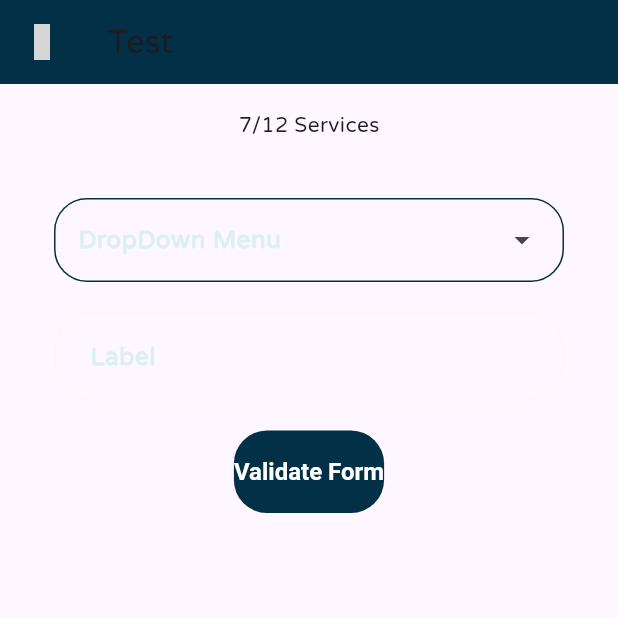
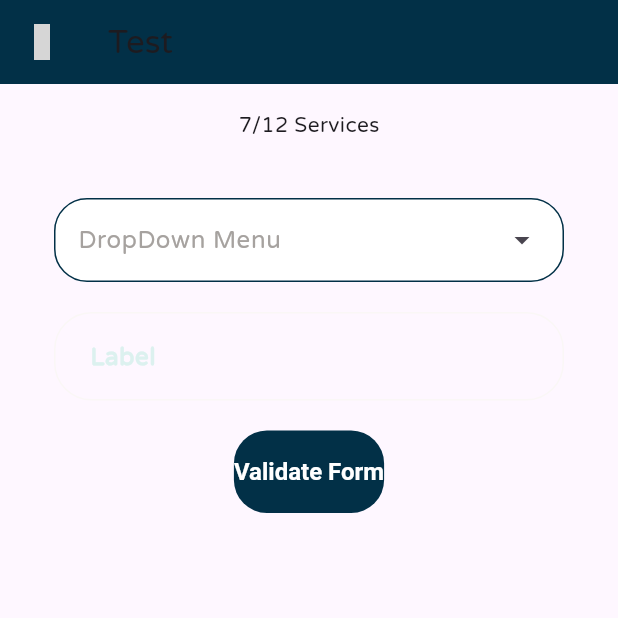
Before and after one commit to Dhanraj-Awatade/landServ_flutter_app, a Flutter app: the screen it shows after launch, after a tap on "7/12 Services", on a phone screen of 412 x 824 dp, the top half of it. Run offline on Flutter 3.47's test engine with Material 3 defaults, Android fonts, the phone set to English and light mode, and no system bars; our stand-ins replace get, google_nav_bar, iconsax, lucide_icons; grey boxes are pictures that could not be loaded.

Commit message:
Finalized HomeScreen UI

```diff
--- a/lib/app.dart
+++ b/lib/app.dart
@@ -1,22 +1,21 @@
 import 'package:flutter/material.dart';
-import 'package:flutter/services.dart';
 import 'package:mahareal_flutter_app/components/navigator.dart';
-import 'package:mahareal_flutter_app/configs/constants/colors.dart';
 import 'package:mahareal_flutter_app/configs/constants/routes.dart';
-// import 'package:mahareal_flutter_app/pages/login_page.dart';
 import 'package:mahareal_flutter_app/theme/main_theme.dart';
+// import 'package:provider/provider.dart';
 
 class App extends StatelessWidget {
   const App({super.key});
 
   @override
   Widget build(BuildContext context) {
-    SystemChrome.setSystemUIOverlayStyle(SystemUiOverlayStyle(
-        statusBarColor: Colors.transparent,
-        systemStatusBarContrastEnforced: true));
-    return MaterialApp(
+    return
+        // MultiProvider(
+        // providers: [],
+        // child:
+        MaterialApp(
       title: 'MahaReal',
-      themeMode: ThemeMode.system,
+      themeMode: ThemeMode.light,
       theme: MainTheme.lightTheme,
       darkTheme: MainTheme.darkTheme,
       debugShowCheckedModeBanner: false,
@@ -24,6 +23,7 @@ class App extends StatelessWidget {
       home: MyNavBar(), //LoginPage(),
       // routes: MyRoutes.allRoutes,
       onGenerateRoute: (settings) => MyRoutes.allRoutes(settings),
+      // ),
     );
   }
 }
--- a/lib/components/HomePage/homepage_categories.dart
+++ /dev/null
@@ -1,60 +0,0 @@
-import 'package:flutter/material.dart';
-import 'package:mahareal_flutter_app/configs/constants/colors.dart';
-
-class HomepageCategory extends StatelessWidget {
-  final String imageAsset;
-  final String title;
-  // final bool isSelected=index==currentIndex ;
-  final int index;
-  final int currentIndex;
-  final Function setIndex;
-
-  const HomepageCategory({
-    super.key,
-    required this.imageAsset,
-    required this.title,
-    // required this.isSelected,
-    required this.index,
-    required this.currentIndex,
-    required this.setIndex,
-  });
-
-  @override
-  Widget build(BuildContext context) {
-    bool isSelected = index == currentIndex;
-
-    return GestureDetector(
-      onTap: () => setIndex(index),
-      child: Column(
-        children: [
-          Container(
-            decoration: BoxDecoration(
-              color: isSelected ? MyColors.primary : MyColors.lightContainer,
-              borderRadius: BorderRadius.circular(18),
-            ),
-            padding: const EdgeInsets.all(16),
-            height: 60,
-            width: 60,
-            child: Image.asset(
-              fit: BoxFit.contain,
-              semanticLabel: title,
-              imageAsset,
-            ),
-          ),
-          const SizedBox(
-            height: 10,
-          ),
-          Text(
-            title,
-            style: TextStyle(
-              color: isSelected ? MyColors.primary : MyColors.textWhite,
-              shadows: [Shadow(blurRadius: isSelected ? 2 : 0,)],
-              fontWeight: isSelected ? FontWeight.bold : FontWeight.normal,
-            ),
-            textAlign: TextAlign.center,
-          )
-        ],
-      ),
-    );
-  }
-}
--- /dev/null
+++ b/lib/components/HomePage/main_service_button.dart
@@ -0,0 +1,62 @@
+import 'package:flutter/material.dart';
+import 'package:mahareal_flutter_app/configs/constants/colors.dart';
+import 'package:mahareal_flutter_app/configs/constants/sizes.dart';
+
+class MainServiceButton extends StatelessWidget {
+  final String imageAsset;
+  final String title;
+  final int index;
+  final int currentIndex;
+  final Function setIndex;
+
+  const MainServiceButton({
+    super.key,
+    required this.imageAsset,
+    required this.title,
+    required this.index,
+    required this.currentIndex,
+    required this.setIndex,
+  });
+
+  @override
+  Widget build(BuildContext context) {
+    final isSelected = index == currentIndex;
+
+    return Column(
+      children: [
+        OutlinedButton(
+          style: OutlinedButton.styleFrom(
+            iconSize: CustomSizes.categoryButtonIconSize,
+            fixedSize: Size.square(CustomSizes.categoryButtonSize),
+            backgroundColor: isSelected ? MyColors.tertiary : MyColors.lightContainer,
+            padding: CustomSizes.safetyPadding,
+            side: BorderSide(
+              color: isSelected ? MyColors.textSecondary : MyColors.textWhite,
+              width: CustomSizes.smallBorderWidth,
+            ),
+          ),
+          onPressed: () => setIndex(index),
+          child: Image.asset(
+            fit: BoxFit.contain,
+            semanticLabel: title,
+            imageAsset,
+          ),
+        ),
+        const SizedBox(
+          height: 10,
+        ),
+        Text(
+          title,
+          maxLines: 2,
+          textAlign: TextAlign.justify,
+          overflow: TextOverflow.ellipsis,
+          style: TextStyle(
+            fontSize: CustomSizes.smallFont,
+            color: isSelected ? MyColors.textSecondary : MyColors.textWhite,
+            fontWeight: FontWeight.bold,
+          ),
+        ),
+      ],
+    );
+  }
+}
--- /dev/null
+++ b/lib/components/HomePage/profile_button.dart
@@ -0,0 +1,18 @@
+import 'package:flutter/material.dart';
+import 'package:mahareal_flutter_app/configs/constants/colors.dart';
+import 'package:mahareal_flutter_app/configs/constants/sizes.dart';
+import 'package:iconsax/iconsax.dart';
+
+FloatingActionButton profileButton(BuildContext context) => FloatingActionButton(
+      onPressed: () => {Navigator.pushNamed(context, '/profile')},
+      tooltip: "Profile",
+      shape: CircleBorder(
+        side: BorderSide(
+          width: CustomSizes.defaultBorderWidth,
+          color: MyColors.secondary,
+        ),
+      ),
+      backgroundColor: MyColors.lightTransluscent,
+      foregroundColor: MyColors.primary,
+      child: const Icon(Iconsax.user),
+    );
--- /dev/null
+++ b/lib/components/HomePage/search_bars.dart
@@ -0,0 +1,31 @@
+import 'package:flutter/material.dart';
+import 'package:lucide_icons/lucide_icons.dart';
+import 'package:mahareal_flutter_app/configs/constants/colors.dart';
+import 'package:mahareal_flutter_app/configs/constants/sizes.dart';
+import 'package:mahareal_flutter_app/configs/constants/text_strings.dart';
+
+class SearchBars {
+  SearchBars._();
+
+  static TextField homepageSearchBar(BuildContext context) => TextField(
+        decoration: InputDecoration(
+            suffixIcon: Icon(LucideIcons.search),
+            contentPadding: CustomSizes.safetyPadding,
+            label: Text(TextStrings.searchBarText,
+                style: Theme.of(context).textTheme.bodySmall // TextStyle(fontSize: CustomSizes.smallFont),
+                ),
+            enabledBorder: OutlineInputBorder(
+              borderRadius: BorderRadius.all(CustomSizes.maxCircularRadius),
+              borderSide: BorderSide.none,
+            ),
+            focusedBorder: OutlineInputBorder(
+                borderRadius: BorderRadius.all(
+                  CustomSizes.maxCircularRadius,
+                ),
+                borderSide: BorderSide(width: CustomSizes.smallBorderWidth, color: MyColors.primary)),
+            fillColor: MyColors.lightTransluscent,
+            filled: true,
+            floatingLabelBehavior: FloatingLabelBehavior.never),
+        onTapOutside: (event) => FocusManager.instance.primaryFocus?.unfocus(),
+      );
+}
--- a/lib/components/HomePage/services_list.dart
+++ b/lib/components/HomePage/services_list.dart
@@ -16,21 +16,20 @@ class ServicesList extends StatelessWidget {
         return Padding(
           padding: CustomSizes.listPadding,
           child: ElevatedButton(
-            style: ButtonStyle(
-              iconAlignment: IconAlignment.start,
-              alignment: Alignment.centerLeft,
-              backgroundColor: WidgetStatePropertyAll(MyColors.lightContainer),
-              elevation: WidgetStatePropertyAll(CustomSizes.buttonElevation),
-              shadowColor: WidgetStatePropertyAll(MyColors.tertiary),
-              overlayColor: WidgetStatePropertyAll(MyColors.secondary),
-              splashFactory: InkRipple.splashFactory,
-            ),
+            style: ElevatedButton.styleFrom(
+                iconAlignment: IconAlignment.start,
+                alignment: Alignment.centerLeft,
+                backgroundColor: MyColors.lightContainer,
+                elevation: CustomSizes.buttonElevation,
+                shadowColor: MyColors.tertiary,
+                overlayColor: MyColors.secondary,
+                splashFactory: InkRipple.splashFactory,
+                side: BorderSide(color: MyColors.mutedGrey)),
             onPressed: () => {
               // ScaffoldMessenger.of(context).showSnackBar(mySnackBar(
               // 'Navigating to ${MyLists.homePageCategoryLists[categoryIndex][index]}')),
-              Navigator.pushNamed(context, '/service', arguments: {
-                "title": MyLists.homePageCategoryLists[categoryIndex][index]
-              })
+              Navigator.pushNamed(context, '/service',
+                  arguments: {"title": MyLists.homePageCategoryLists[categoryIndex][index]})
             },
             child: Padding(
               padding: CustomSizes.safetyPadding,
--- a/lib/components/appbar.dart
+++ b/lib/components/appbar.dart
@@ -6,7 +6,5 @@ AppBar myAppBar(String title, BuildContext context) => AppBar(
       // backgroundColor: Theme.of(context).colorScheme.inversePrimary,
       title: Text(title),
       backgroundColor: MyColors.primary,
-      leading: IconButton(
-          onPressed: () => Navigator.pop(context),
-          icon: const Icon(Iconsax.arrow_circle_left)),
+      leading: IconButton(onPressed: () => Navigator.pop(context), icon: const Icon(Iconsax.arrow_circle_left)),
     );
--- a/lib/components/custom_form.dart
+++ b/lib/components/custom_form.dart
@@ -29,8 +29,8 @@ class _CustomFormState extends State<CustomForm> {
             DropdownMenu(
               label: Text(
                 "DropDown Menu",
-                style: TextStyle(
-                    color: MyColors.secondary, fontWeight: FontWeight.bold),
+                // style: TextStyle(
+                //     color: MyColors.secondary, fontWeight: FontWeight.bold),
               ),
               hintText: "Select a value",
               enableSearch: true,
@@ -46,6 +46,7 @@ class _CustomFormState extends State<CustomForm> {
                 ),
               ),
               dropdownMenuEntries: [
+                // MyLists.servicesDropdownLists.map((e)=> DropdownMenuEntry(value: e, label: e)),
                 DropdownMenuEntry(value: 1, label: 'Hehe'),
                 DropdownMenuEntry(value: 2, label: 'Hihi'),
                 DropdownMenuEntry(value: 3, label: 'Hoho'),
@@ -60,8 +61,8 @@ class _CustomFormState extends State<CustomForm> {
             ElevatedButton(
                 onPressed: () {
                   if (_formKey.currentState!.validate()) {
-                    ScaffoldMessenger.of(context).showSnackBar(mySnackBar(
-                        "Form is Valid")); //ToDo: Implement Server Action here
+                    ScaffoldMessenger.of(context)
+                        .showSnackBar(mySnackBar("Form is Valid")); //ToDo: Implement Server Action here
                   }
                 },
                 child: Text("Validate Form"))
--- a/lib/components/navigator.dart
+++ b/lib/components/navigator.dart
@@ -1,4 +1,5 @@
 import 'package:flutter/material.dart';
+import 'package:flutter/services.dart';
 import 'package:google_nav_bar/google_nav_bar.dart';
 import 'package:mahareal_flutter_app/configs/constants/colors.dart';
 import 'package:mahareal_flutter_app/configs/constants/lists.dart';
@@ -14,7 +15,7 @@ class MyNavBar extends StatefulWidget {
 class _MyNavBarState extends State<MyNavBar> {
   int navBarIndex = 0;
 
-  setNavBarRoute(int setIndex){
+  setNavBarRoute(int setIndex) {
     setState(() {
       navBarIndex = setIndex;
     });
@@ -22,25 +23,34 @@ class _MyNavBarState extends State<MyNavBar> {
 
   @override
   Widget build(BuildContext context) {
-    return Scaffold(
+    return AnnotatedRegion<SystemUiOverlayStyle>(
+      value: SystemUiOverlayStyle(statusBarColor: Colors.transparent, systemStatusBarContrastEnforced: false),
+      child: Scaffold(
+        extendBodyBehindAppBar: true,
         bottomNavigationBar: GNav(
           // currentIndex: navBarIndex,
-          onTabChange: (int tappedIndex){
+          onTabChange: (int tappedIndex) {
             setNavBarRoute(tappedIndex);
           },
           gap: 8,
-        activeColor: MyColors.primary,
-        backgroundColor: MyColors.lightContainer,
+          activeColor: MyColors.textSecondary,
+          backgroundColor: MyColors.primary,
+          color: MyColors.textWhite,
+          haptic: true,
           tabs: [
             GButton(
               icon: Iconsax.home,
               text: "Home",
             ),
-          GButton(
-              icon: Iconsax.briefcase, text: "Vault"),
+            GButton(icon: Iconsax.briefcase, text: "Vault"),
             GButton(icon: Iconsax.call, text: "Consult Me"),
           ],
         ),
-      body: SafeArea(child: MyLists.bottomNavBarRouteList[navBarIndex],));
+        body: SafeArea(
+          top: false,
+          child: MyLists.bottomNavBarRouteList[navBarIndex],
+        ),
+      ),
+    );
   }
 }
--- a/lib/configs/constants/lists.dart
+++ b/lib/configs/constants/lists.dart
@@ -6,18 +6,9 @@ class MyLists {
   MyLists._();
 
 /* Lists */
-  static List homePageCategoryLists = [
-    allServicesDescList,
-    landDocumentsList,
-    landServicesList,
-    surveysList
-  ];
+  static List homePageCategoryLists = [allServicesDescList, landDocumentsList, landServicesList, surveysList];
 
-  static const List bottomNavBarRouteList = [
-    HomePage(),
-    VaultPage(),
-    ConsultPage()
-  ];
+  static const List bottomNavBarRouteList = [HomePage(), VaultPage(), ConsultPage()];
 
   static const List servicesIconList = [
     "First",
@@ -26,10 +17,9 @@ class MyLists {
   ];
 
 /* Services Lists */
-  static List allServicesDescList =
-      landDocumentsList + landServicesList + surveysList;
+  static List allServicesDescList = landDocumentsList + landServicesList + surveysList;
 
-  static const List landDocumentsList = [
+  static const List<String> landDocumentsList = [
     "7/12 Services",
     "Index 2",
     "Mutation (Ferfar)",
@@ -39,7 +29,7 @@ class MyLists {
     "Zone Certificate",
   ];
 
-  static const List landServicesList = [
+  static const List<String> landServicesList = [
     "Property Search",
     "Apli Chavadi",
     "Bhu Nakasha",
@@ -52,7 +42,7 @@ class MyLists {
     "Civil Court Case Status",
   ];
 
-  static const List surveysList = [
+  static const List<String> surveysList = [
     "First",
     "Sec",
     "Third",
@@ -61,5 +51,8 @@ class MyLists {
 /* Services Dropdown Lists */
   static const Map<String, List<String>> servicesDropdownLists = {
     // ToDo: Prepare list of Dropdowns all Services
+    "landDocumentsList": landDocumentsList,
+    "landServicesList": landServicesList,
+    "surveysList": surveysList
   };
 }
--- a/lib/configs/constants/sizes.dart
+++ b/lib/configs/constants/sizes.dart
@@ -12,13 +12,23 @@ class CustomSizes {
 
   // Paddings
   static const safetyPadding = EdgeInsets.all(18);
+  static const safetyPaddingWithAppBar = EdgeInsets.fromLTRB(18, 56, 18, 18);
   static const listPadding = EdgeInsets.all(18);
   static const inputPadding = EdgeInsets.fromLTRB(CustomSizes.defaultSpace, 16, 0, 16);
+
+  // Button Sizes
+  static const double categoryButtonSize = 66;
+  static const double categoryButtonIconSize = 20;
 
   // Border Widths
   static const double defaultBorderWidth = 2;
   static const double smallBorderWidth = 1;
   static const double secondaryButtonBorderWidth = 0.5;
+
+  // Heights
+  static const double inputHeight = 46;
+  static const double appBarHeight = 56;
+  static const double buttonHeight = 46;
 
   //Elevations
   static const double buttonElevation = 0;
@@ -36,11 +46,6 @@ class CustomSizes {
   static final buttonRadius = BorderRadius.circular(22);
   static final inputBorderRadius = BorderRadius.circular(22);
 
-  // Heights
-  static const double inputHeight = 46;
-  static const double appBarHeight = 56;
-  static const double buttonHeight = 46;
-
   //spaces
   static const double defaultSpace = 20;
   static const double spaceBtwItems = 16;
--- a/lib/main.dart
+++ b/lib/main.dart
@@ -1,6 +1,6 @@
 import 'package:flutter/material.dart';
+import 'package:flutter/services.dart';
 import 'package:mahareal_flutter_app/app.dart';
-
 
 // Flutter app initializes here
 void main() {
@@ -10,5 +10,8 @@ void main() {
   // Todo: Initialize Firebase
   // Todo: Initialize Authentication
 
+  SystemChrome.setSystemUIOverlayStyle(
+      SystemUiOverlayStyle(statusBarColor: Colors.transparent, systemStatusBarContrastEnforced: false));
+
   runApp(const App());
 }
--- a/lib/pages/home_page.dart
+++ b/lib/pages/home_page.dart
@@ -1,14 +1,12 @@
 import 'dart:async';
-
 import 'package:flutter/material.dart';
-import 'package:iconsax/iconsax.dart';
-import 'package:lucide_icons/lucide_icons.dart';
-import 'package:mahareal_flutter_app/components/HomePage/homepage_categories.dart';
+import 'package:mahareal_flutter_app/components/HomePage/main_service_button.dart';
+import 'package:mahareal_flutter_app/components/HomePage/profile_button.dart';
+import 'package:mahareal_flutter_app/components/HomePage/search_bars.dart';
 import 'package:mahareal_flutter_app/components/HomePage/services_list.dart';
 import 'package:mahareal_flutter_app/components/text_widgets.dart';
 import 'package:mahareal_flutter_app/configs/constants/colors.dart';
 import 'package:mahareal_flutter_app/configs/constants/sizes.dart';
-import 'package:mahareal_flutter_app/configs/constants/text_strings.dart';
 
 class HomePage extends StatefulWidget {
   const HomePage({super.key});
@@ -30,14 +28,18 @@ class _HomePageState extends State<HomePage> {
   @override
   Widget build(BuildContext context) {
     return SafeArea(
+      top: false,
       child: Scaffold(
         backgroundColor: MyColors.primary,
         body: Column(
           children: [
+            // SizedBox(
+            //   height: 40,
+            // ),
             Column(
               children: [
                 Padding(
-                  padding: CustomSizes.safetyPadding,
+                  padding: CustomSizes.safetyPaddingWithAppBar,
                   child: SizedBox(
                     width: double.infinity,
                     child: Column(
@@ -46,55 +48,12 @@ class _HomePageState extends State<HomePage> {
                           mainAxisAlignment: MainAxisAlignment.spaceBetween,
                           crossAxisAlignment: CrossAxisAlignment.start,
                           mainAxisSize: MainAxisSize.max,
-                          children: [
-                            ConstantTextWidgets.titleTextWidget,
-                            FloatingActionButton(
-                              onPressed: () =>
-                                  {Navigator.pushNamed(context, '/profile')},
-                              tooltip: "Profile",
-                              shape: const CircleBorder(
-                                side: BorderSide(
-                                  width: CustomSizes.defaultBorderWidth,
-                                  color: MyColors.secondary,
-                                ),
-                              ),
-                              backgroundColor: MyColors.lightTransluscent,
-                              foregroundColor: MyColors.primary,
-                              child: const Icon(Iconsax.user),
-                            )
-                          ],
+                          children: [ConstantTextWidgets.titleTextWidget, profileButton(context)],
                         ),
                         const SizedBox(
                           height: CustomSizes.defaultSpace,
                         ),
-                        TextField(
-                          decoration: InputDecoration(
-                              suffixIcon: Icon(LucideIcons.search),
-                              contentPadding: CustomSizes.safetyPadding,
-                              label: Text(TextStrings.searchBarText,
-                                  style: Theme.of(context)
-                                      .textTheme
-                                      .bodySmall // TextStyle(fontSize: CustomSizes.smallFont),
-                                  ),
-                              enabledBorder: OutlineInputBorder(
-                                borderRadius: BorderRadius.all(
-                                    CustomSizes.maxCircularRadius),
-                                borderSide: BorderSide.none,
-                              ),
-                              focusedBorder: OutlineInputBorder(
-                                  borderRadius: BorderRadius.all(
-                                    CustomSizes.maxCircularRadius,
-                                  ),
-                                  borderSide: BorderSide(
-                                      width: CustomSizes.smallBorderWidth,
-                                      color: MyColors.primary)),
-                              fillColor: MyColors.lightTransluscent,
-                              filled: true,
-                              floatingLabelBehavior:
-                                  FloatingLabelBehavior.never),
-                          onTapOutside: (event) =>
-                              FocusManager.instance.primaryFocus?.unfocus(),
-                        )
+                        SearchBars.homepageSearchBar(context),
                       ],
                     ),
                   ),
@@ -102,32 +61,28 @@ class _HomePageState extends State<HomePage> {
                 Row(
                   mainAxisAlignment: MainAxisAlignment.spaceEvenly,
                   children: [
-                    HomepageCategory(
-                      // isSelected: true,
+                    MainServiceButton(
                       index: 0,
                       currentIndex: _currentSelectedSectionIndex,
                       setIndex: _selectSection,
-                      title: "All Services",
+                      title: "All",
                       imageAsset: 'assets/icons/all_services.png',
                     ),
-                    HomepageCategory(
-                      // isSelected: false,
+                    MainServiceButton(
                       index: 1,
                       currentIndex: _currentSelectedSectionIndex,
                       setIndex: _selectSection,
-                      title: "Land Documents",
+                      title: "Documents",
                       imageAsset: 'assets/icons/documents.png',
                     ),
-                    HomepageCategory(
-                      // isSelected: false,
+                    MainServiceButton(
                       index: 2,
                       currentIndex: _currentSelectedSectionIndex,
                       setIndex: _selectSection,
-                      title: "Land Services",
+                      title: "Services",
                       imageAsset: 'assets/icons/services.png',
                     ),
-                    HomepageCategory(
-                      // isSelected: false,
+                    MainServiceButton(
                       index: 3,
                       currentIndex: _currentSelectedSectionIndex,
                       setIndex: _selectSection,
@@ -149,11 +104,8 @@ class _HomePageState extends State<HomePage> {
                   color: MyColors.bgLight,
                 ),
                 width: double.infinity,
-                child: Padding(
-                  padding: const EdgeInsets.fromLTRB(0, 8, 0, 0),
-                  child: ServicesList(
-                    categoryIndex: _currentSelectedSectionIndex,
-                  ),
+                child: ServicesList(
+                  categoryIndex: _currentSelectedSectionIndex,
                 ),
               ),
             ),
--- /dev/null
+++ b/lib/providers/homepage_service_provider.dart
@@ -0,0 +1,3 @@
+import 'package:flutter/cupertino.dart';
+
+class HomePageServiceProvider extends ChangeNotifier {}
--- a/lib/theme/main_theme.dart
+++ b/lib/theme/main_theme.dart
@@ -18,6 +18,7 @@ class MainTheme {
     outlinedButtonTheme: CustomButtonThemes.lightOutlinedButtonTheme,
     // scaffoldBackgroundColor: MyColors.bgLight, // use materialYou
     inputDecorationTheme: CustomInputThemes.lightInputTheme,
+    dropdownMenuTheme: DropdownMenuThemeData(inputDecorationTheme: CustomInputThemes.lightInputTheme),
 
     // primarySwatch: Colors.deepOrange,
     // appBarTheme: AppBarTheme(
--- a/pubspec.yaml
+++ b/pubspec.yaml
@@ -43,6 +43,7 @@ dependencies:
   #   State Management
   get: ^4.7.2
   get_storage: ^2.1.1
+  provider:
 
 dev_dependencies:
   flutter_test:
```
Also changed, not shown: pubspec.lock, 4 other files. Lines whose indentation alone changed are shown as unchanged.
